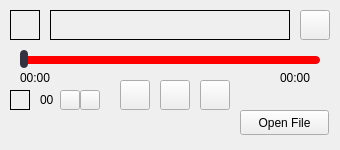
Before: the Qt Designer form playerwindow.ui in sunnibn/deck_ui, drawn with Qt 5.
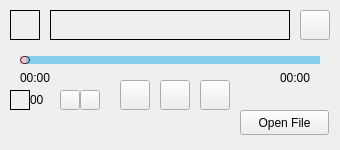
After: the same form once the commit is applied. Icons and pictures are not drawn.

Commit message: Player slider and time, slider custom class added

The edit to the form file:
```diff
--- a/playerwindow.ui
+++ b/playerwindow.ui
@@ -171,23 +171,40 @@
       <height>20</height>
      </rect>
     </property>
+    <property name="sizePolicy">
+     <sizepolicy hsizetype="Preferred" vsizetype="Preferred">
+      <horstretch>0</horstretch>
+      <verstretch>0</verstretch>
+     </sizepolicy>
+    </property>
     <property name="styleSheet">
      <string notr="true">QSlider#playSlider::groove:horizontal {
 	height: 8px;
-	background: red;
-	border-radius: 4px;
+	border-radius: 0px;
 }
 QSlider#playSlider::handle:horizontal {
-	background: rgb(52,50,64);
+	background: transparent;
+	border: none;
 	width: 8px;
 	height: 8px;
-	margin: -6px, -4px, -4px, -4px;
 	border-radius: 4px;
 }
-/*QSlider#playSlider::handle:hover {
-	width: 12px;
-	margin: -8px, -8px, -4px, -4px;
-}*/</string>
+QSlider#playSlider::handle:horizontal {
+	border: 1px solid rgb(52,50,64);
+}
+QSlider#playSlider::add-page:horizontal {
+	background: skyblue;
+	/*border-top-right-radius: 4px;
+	border-bottom-right-radius: 4px;*/
+}
+QSlider#playSlider::sub-page:horizontal {
+	background: pink;
+	/*border-top-left-radius: 4px;
+	border-bottom-left-radius: 4px;*/
+}</string>
+    </property>
+    <property name="value">
+     <number>0</number>
     </property>
     <property name="orientation">
      <enum>Qt::Horizontal</enum>
@@ -284,9 +301,9 @@
    <widget class="QLabel" name="volNumLbl">
     <property name="geometry">
      <rect>
-      <x>40</x>
+      <x>30</x>
       <y>90</y>
-      <width>20</width>
+      <width>30</width>
       <height>20</height>
      </rect>
     </property>
```
The commit also changes 5 other files.
